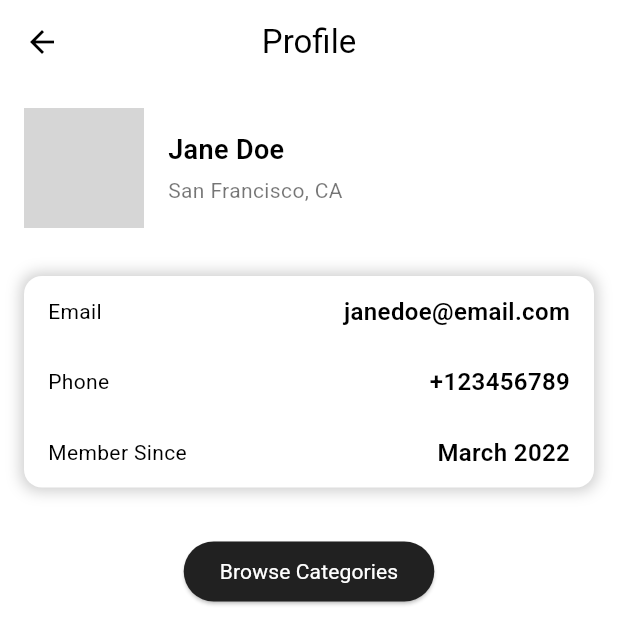
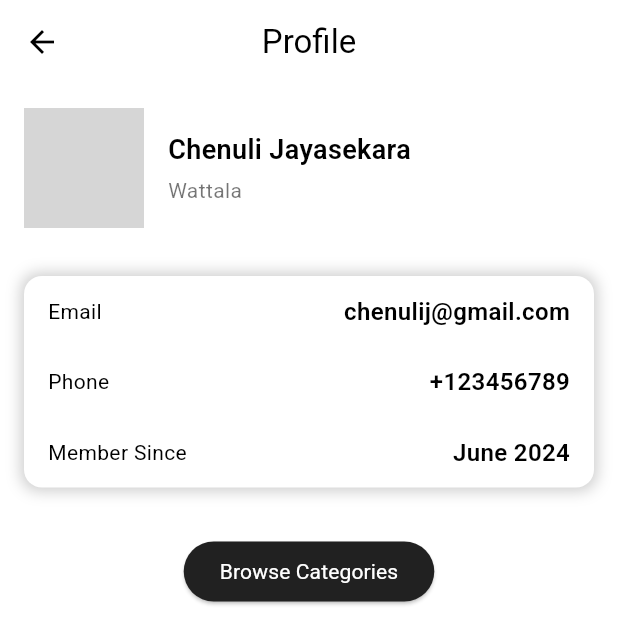
Before and after one commit to Chenulij/flutter_application_1, a Flutter app: the ProfilePage screen opened directly, on a phone screen of 412 x 824 dp. Shown: the top 644 px of the screen. Run offline on Flutter 3.47's test engine with Material 3 defaults, Android fonts, the light colour scheme and no system bars; network calls fail; grey boxes are pictures that could not be loaded.

Commit message:
Your commit message

```diff
--- a/lib/home.dart
+++ b/lib/home.dart
@@ -53,10 +53,6 @@ class _HomePageState extends State<HomePage> {
           height: 40,
         ),
         actions: [
-          IconButton(
-            icon: Icon(Icons.account_circle, color: textColor),
-            onPressed: () {},
-          ),
           IconButton(
             icon: Icon(Icons.shopping_bag, color: textColor),
             onPressed: () {},
--- a/lib/product_detail.dart
+++ b/lib/product_detail.dart
@@ -92,9 +92,10 @@ class _ProductDetailPageState extends State<ProductDetailPage> {
         ],
         iconTheme: IconThemeData(color: textColor),
       ),
-      body: SingleChildScrollView(
+      body: SafeArea(
+        child: SingleChildScrollView(
           child: Padding(
-          padding: const EdgeInsets.all(16.0), // Fix overflow issue
+            padding: const EdgeInsets.all(16.0),
             child: Column(
               crossAxisAlignment: CrossAxisAlignment.center,
               children: [
@@ -164,6 +165,7 @@ class _ProductDetailPageState extends State<ProductDetailPage> {
             ),
           ),
         ),
+      ),
     );
   }
 }
--- a/lib/profile.dart
+++ b/lib/profile.dart
@@ -39,13 +39,13 @@ class ProfilePage extends StatelessWidget {
                     crossAxisAlignment: CrossAxisAlignment.start,
                     children: [
                       Text(
-                        'Jane Doe',
+                        'Chenuli Jayasekara',
                         style: TextStyle(
                             fontSize: 18, fontWeight: FontWeight.bold, color: Colors.black), // Black font color
                       ),
                       SizedBox(height: 4),
                       Text(
-                        'San Francisco, CA',
+                        'Wattala',
                         style: TextStyle(color: Colors.black54), // Lighter black color for secondary text
                       ),
                     ],
@@ -68,9 +68,9 @@ class ProfilePage extends StatelessWidget {
                 ),
                 child: const Column(
                   children: [
-                    ProfileRowItem(label: 'Email', value: 'janedoe@email.com'),
+                    ProfileRowItem(label: 'Email', value: 'chenulij@gmail.com'),
                     ProfileRowItem(label: 'Phone', value: '+123456789'),
-                    ProfileRowItem(label: 'Member Since', value: 'March 2022'),
+                    ProfileRowItem(label: 'Member Since', value: 'June 2024'),
                   ],
                 ),
               ),
--- a/pubspec.yaml
+++ b/pubspec.yaml
@@ -91,6 +91,7 @@ flutter:
     - assets/Reddy.jpg
     - assets/ClearCases.jpg
 
+
   # An image asset can refer to one or more resolution-specific "variants", see
   # https://flutter.dev/to/resolution-aware-images
 
```
Lines whose indentation alone changed are shown as unchanged.
